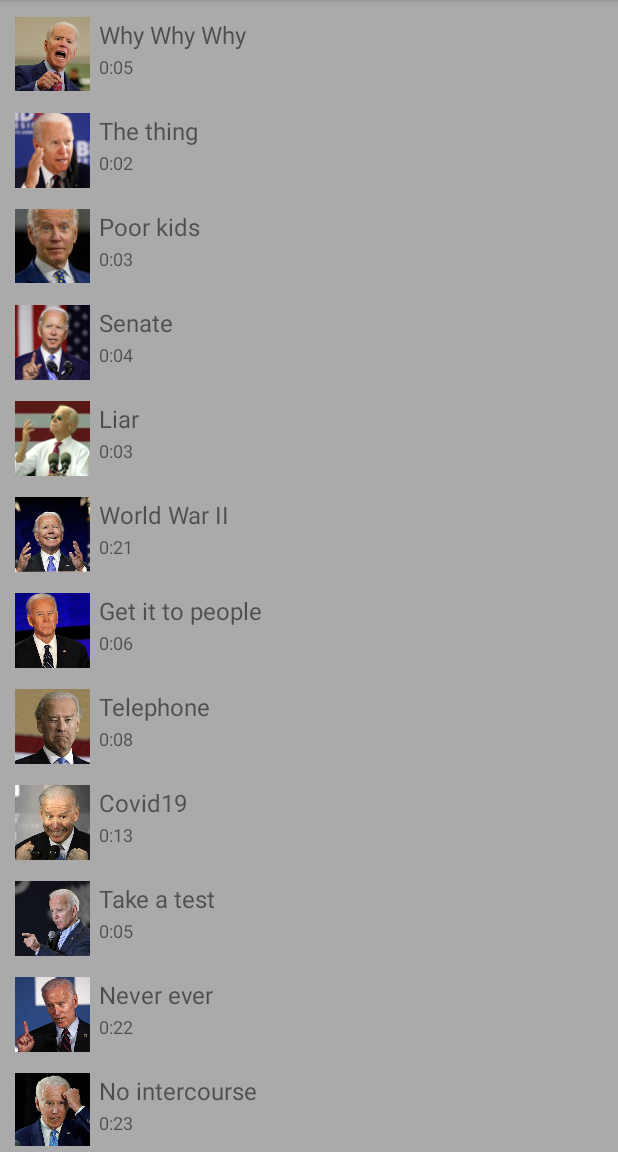
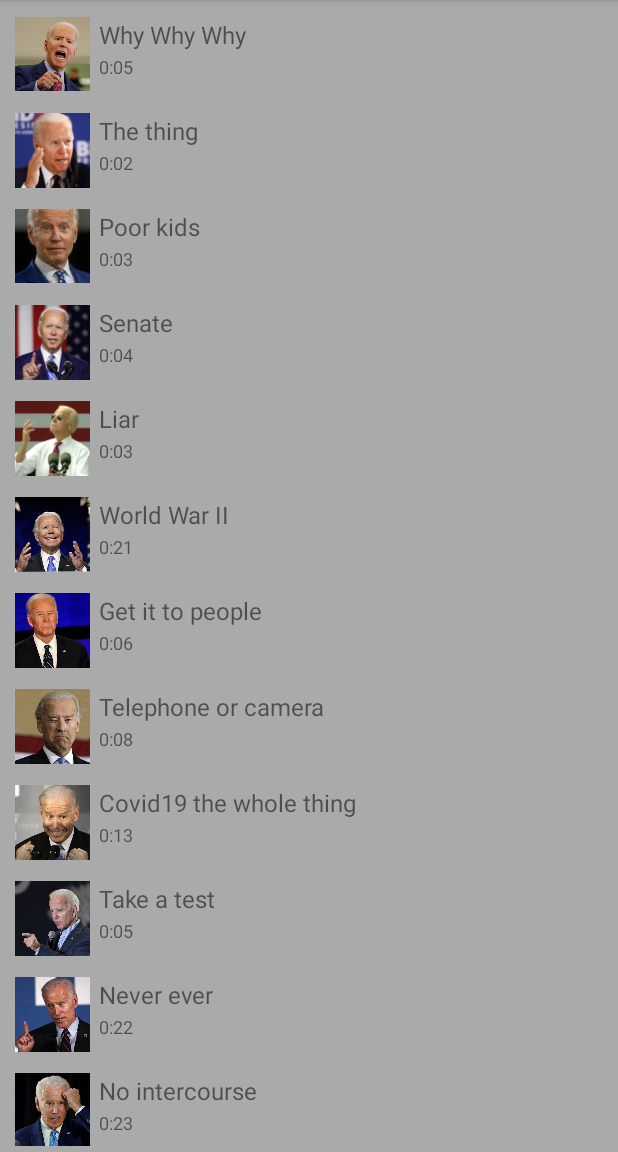
Before and after one commit to SonnyBurnett/SleepyJoe, an Android app: the screen it shows after launch (MainActivity), on a phone screen of 412 x 824 dp, the part 84-1236 px from its top. Run offline under Robolectric (Android 15) with nearby library versions, the phone set to English and light mode, and no system bars.

Commit message:
few improvements

```diff
--- a/app/src/main/java/com/example/sleepyjoe/MainActivity.java
+++ b/app/src/main/java/com/example/sleepyjoe/MainActivity.java
@@ -52,8 +52,8 @@ public class MainActivity extends AppCompatActivity {
         mJoeObjects.add(new JoeObject(R.drawable.joe5,R.raw.joe5, "Liar", "0:03"));
         mJoeObjects.add(new JoeObject(R.drawable.joe6,R.raw.joe6, "World War II", "0:21"));
         mJoeObjects.add(new JoeObject(R.drawable.joe7,R.raw.joe7, "Get it to people", "0:06"));
-        mJoeObjects.add(new JoeObject(R.drawable.joe8,R.raw.joe8, "Telephone", "0:08"));
-        mJoeObjects.add(new JoeObject(R.drawable.joe9,R.raw.joe9, "Covid19", "0:13"));
+        mJoeObjects.add(new JoeObject(R.drawable.joe8,R.raw.joe8, "Telephone or camera", "0:08"));
+        mJoeObjects.add(new JoeObject(R.drawable.joe9,R.raw.joe9, "Covid19 the whole thing", "0:13"));
         mJoeObjects.add(new JoeObject(R.drawable.joe10,R.raw.joe10, "Take a test", "0:05"));
         mJoeObjects.add(new JoeObject(R.drawable.joe11,R.raw.joe11, "Never ever", "0:22"));
         mJoeObjects.add(new JoeObject(R.drawable.joe12,R.raw.joe14, "No intercourse", "0:23"));
```
